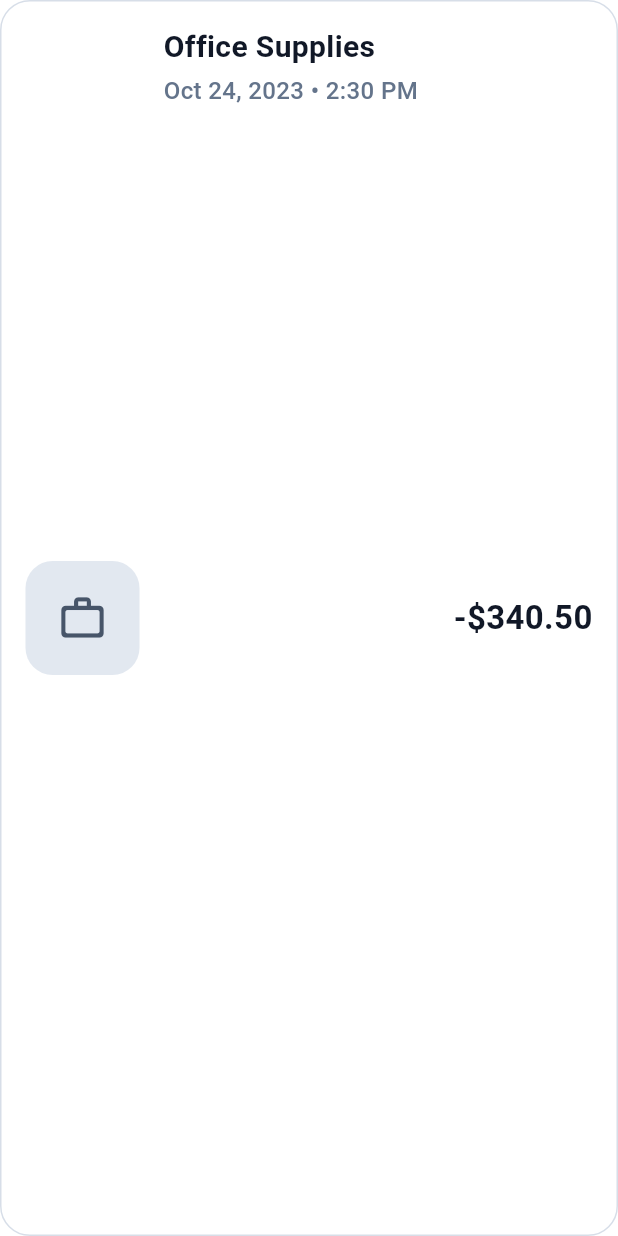
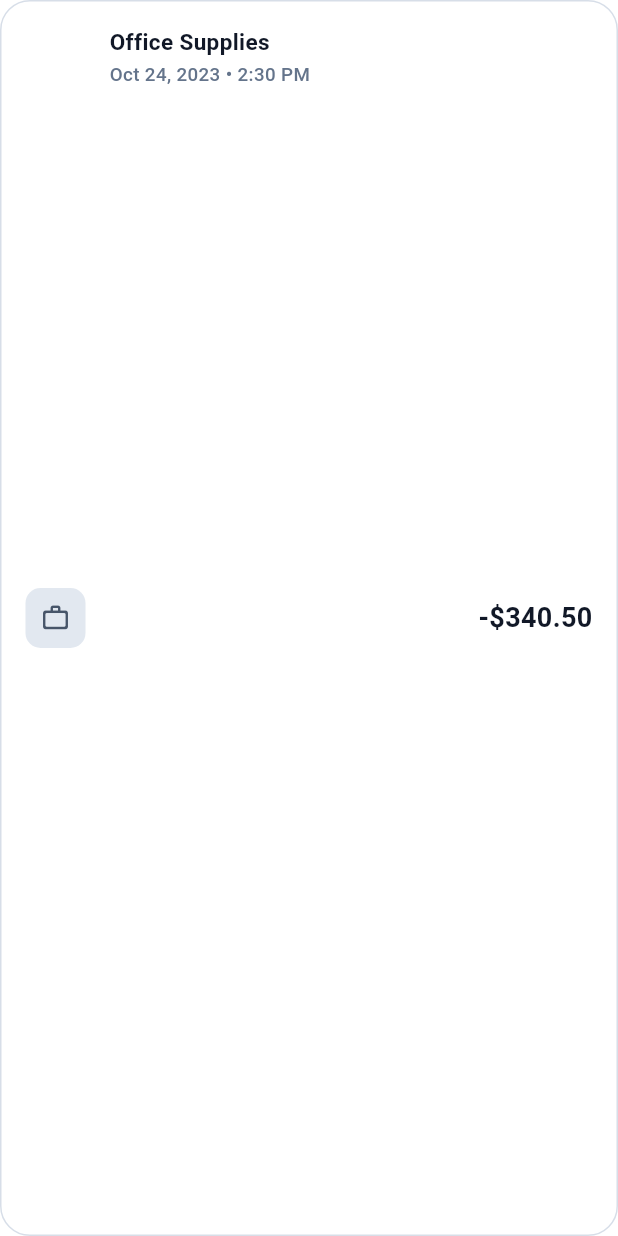
Before and after one commit to Ragavan-Promantus/payment-mobile-app-ui, a Flutter app: the TransactionTile widget shown alone on an empty page, opened directly, on a phone screen of 412 x 824 dp. Run offline on Flutter 3.47's test engine with Material 3 defaults, Android fonts, the phone set to English and light mode, and no system bars.

Commit message:
ui changes

```diff
--- a/lib/screens/dashboard/dashboard_screen.dart
+++ b/lib/screens/dashboard/dashboard_screen.dart
@@ -45,11 +45,11 @@ class _DashboardScreenState extends State<DashboardScreen> {
 
     return Scaffold(
       backgroundColor: const Color(0xFFF9FAFC),
-      floatingActionButton: FloatingActionButton(
-        onPressed: () {},
-        backgroundColor: AppTheme.primaryBlue,
-        child: const Icon(Icons.add, size: 30, color: Colors.white),
-      ),
+      // floatingActionButton: FloatingActionButton(
+      //   onPressed: () {},
+      //   backgroundColor: AppTheme.primaryBlue,
+      //   child: const Icon(Icons.add, size: 30, color: Colors.white),
+      // ),
       bottomNavigationBar: BottomNavigationBar(
         currentIndex: 0,
         type: BottomNavigationBarType.fixed,
--- a/lib/screens/dashboard/widgets/transaction_tile.dart
+++ b/lib/screens/dashboard/widgets/transaction_tile.dart
@@ -33,13 +33,13 @@ class TransactionTile extends StatelessWidget {
       child: Row(
         children: [
           Container(
-            width: 76,
-            height: 76,
+            width: 40,
+            height: 40,
             decoration: BoxDecoration(
               color: iconBg,
-              borderRadius: BorderRadius.circular(18),
+              borderRadius: BorderRadius.circular(10),
             ),
-            child: Icon(icon, color: iconColor, size: 34),
+            child: Icon(icon, color: iconColor, size: 20),
           ),
           const SizedBox(width: 16),
           Expanded(
@@ -51,7 +51,7 @@ class TransactionTile extends StatelessWidget {
                   style: const TextStyle(
                     color: AppTheme.textDark,
                     fontWeight: FontWeight.w700,
-                    fontSize: 40 / 2,
+                    fontSize: 30 / 2,
                   ),
                 ),
                 const SizedBox(height: 3),
@@ -59,7 +59,7 @@ class TransactionTile extends StatelessWidget {
                   dateTime,
                   style: const TextStyle(
                     color: Color(0xFF64748B),
-                    fontSize: 32 / 2,
+                    fontSize: 25 / 2,
                     fontWeight: FontWeight.w500,
                   ),
                 ),
@@ -71,7 +71,7 @@ class TransactionTile extends StatelessWidget {
             style: TextStyle(
               color: amountColor,
               fontWeight: FontWeight.w700,
-              fontSize: 22,
+              fontSize: 18,
             ),
           ),
         ],
```
